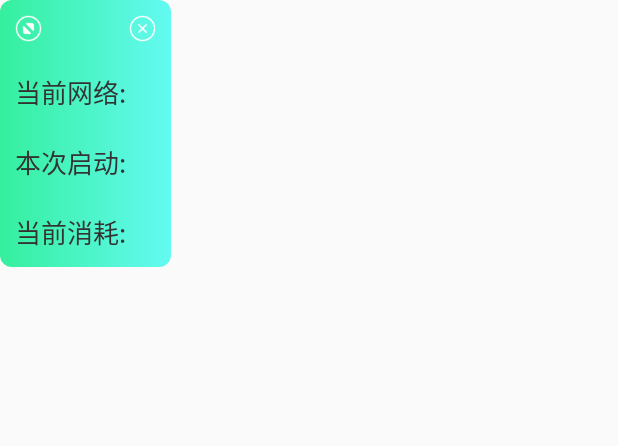
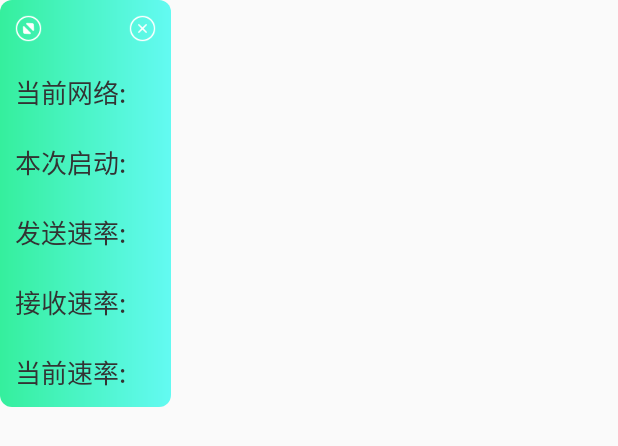
Before and after one commit to weihuihuang/TrafficMonitor, an Android app: the layout network_floating_window_max.xml on its own in the app's theme, with its tools: preview values and no code run, on a phone screen of 412 x 824 dp. Shown: the top 446 px of the screen. Run offline under Robolectric (Android 15) with nearby library versions, the phone set to English and light mode, and no system bars.

Commit message:
添加接收和发送速率

```diff
--- a/TrafficMonitor/floatingwindowlibrary/src/main/java/com/splendid/floatingwindowlibrary/model/NetFloatingMessage.java
+++ b/TrafficMonitor/floatingwindowlibrary/src/main/java/com/splendid/floatingwindowlibrary/model/NetFloatingMessage.java
@@ -20,19 +20,29 @@ public class NetFloatingMessage {
 
     private long totalTrafficFirstInit; //第一次计算得到的流量总数
 
+    private long lastTotalSend; //上一次计算得到的发送流量总数
+
+    private long lastTotalReceive; //上一次计算得到的接收流量总数
+
     private long totalTrafficIncreased; //开启悬浮窗后流量总增量
 
-    private long changePerSecond;       //每秒消耗增量
+    private long sendPerSecond;       //发送速率
+
+    private long receivePerSecond;    //接收速率
+
+    private long changePerSecond;     //总速率
 
     private int uid = -1;
 
-    private boolean firstInitFlag;
+    private boolean firstInitFlag = true;
 
     private final static int M_UNIT_BYTE = 1024 * 1024;
 
     private final static int KB_UNIT_BYTE = 1024;
 
     private final static int INVALID_UID = -1;
+
+    private final static int MILLSECOND_CHNAGE_SECOND_UNIT = 1000;
 
     private Context context;
 
@@ -79,23 +89,29 @@ public class NetFloatingMessage {
             } catch (IOException ignore) {
             }
         }
-        long totalTraffic = receiveTraffic + sendTraffic;
-        if (totalTrafficFirstInit == 0) {
+        long totalTraffic = sendTraffic + receiveTraffic;
+
+        if (firstInitFlag) {
             totalTrafficFirstInit = totalTraffic;
+            lastTotalSend = sendTraffic;
+            lastTotalReceive = receiveTraffic;
+        } else {
+
+            sendPerSecond = (sendTraffic - lastTotalSend) * MILLSECOND_CHNAGE_SECOND_UNIT / period;
+
+            receivePerSecond = (receiveTraffic - lastTotalReceive) * MILLSECOND_CHNAGE_SECOND_UNIT / period;
+
+            totalTrafficIncreased = totalTraffic - totalTrafficFirstInit;
+
+            changePerSecond = (sendTraffic + receiveTraffic - lastTotalSend - lastTotalReceive) * MILLSECOND_CHNAGE_SECOND_UNIT / period;
+
+            lastTotalSend = sendTraffic;
+            lastTotalReceive = receiveTraffic;
         }
-        long totalTrafficIncreasedBefore = totalTrafficIncreased;
-        totalTrafficIncreased = totalTraffic - totalTrafficFirstInit;
-        changePerSecond = (totalTrafficIncreased - totalTrafficIncreasedBefore) * 1000 / period;
     }
 
     public String getNetSpeed() {
-        if (changePerSecond == 0) {
-            return "0kb/s";
-        }
-        //int kb = (int) Math.floor(bytes / 1024 + 0.5);
-        double kb = changePerSecond > M_UNIT_BYTE ? (double) changePerSecond / M_UNIT_BYTE : (double) changePerSecond / KB_UNIT_BYTE;
-        BigDecimal bd = new BigDecimal(kb);
-        return bd.setScale(2, BigDecimal.ROUND_HALF_UP).doubleValue() + getUnit(changePerSecond) + "/s";
+        return getSpeed(changePerSecond);
     }
 
     public String getTotalTrafficIncreased() {
@@ -107,6 +123,24 @@ public class NetFloatingMessage {
         return bd.setScale(2, BigDecimal.ROUND_HALF_UP).doubleValue() + getUnit(totalTrafficIncreased);
     }
 
+    public String getSendSpeed() {
+        return getSpeed(sendPerSecond);
+    }
+
+    public String getReceiveSpeed() {
+        return getSpeed(receivePerSecond);
+    }
+
+    public String getSpeed(long totalBytes) {
+        if (totalBytes == 0) {
+            return "0kb/s";
+        }
+        //int kb = (int) Math.floor(bytes / 1024 + 0.5);
+        double kb = totalBytes > M_UNIT_BYTE ? (double) totalBytes / M_UNIT_BYTE : (double) totalBytes / KB_UNIT_BYTE;
+        BigDecimal bd = new BigDecimal(kb);
+        return bd.setScale(2, BigDecimal.ROUND_HALF_UP).doubleValue() + getUnit(totalBytes) + "/s";
+    }
+
     private String getUnit(long value) {
         return value > M_UNIT_BYTE ? "M" : "kb";
     }
--- a/TrafficMonitor/floatingwindowlibrary/src/main/java/com/splendid/floatingwindowlibrary/view/NetFloatingWindow.java
+++ b/TrafficMonitor/floatingwindowlibrary/src/main/java/com/splendid/floatingwindowlibrary/view/NetFloatingWindow.java
@@ -41,6 +41,10 @@ public class NetFloatingWindow {
     private TextView mNetStatusTv;
 
     private TextView mTrafficIncreasedTv;
+
+    private TextView mSendSpeedTv;
+
+    private TextView mReceiveSpeedTv;
 
     private TextView mNetSpeedTv;
 
@@ -218,6 +222,8 @@ public class NetFloatingWindow {
     private void initWindowMaxChildView() {
         mNetStatusTv = mContentView.findViewById(R.id.net_status);
         mTrafficIncreasedTv = mContentView.findViewById(R.id.traffic_increased);
+        mSendSpeedTv = mContentView.findViewById(R.id.send_speed);
+        mReceiveSpeedTv = mContentView.findViewById(R.id.receive_speed);
         mNetSpeedTv = mContentView.findViewById(R.id.net_speed);
     }
 
@@ -259,13 +265,15 @@ public class NetFloatingWindow {
         if (message == null) {
             message = new NetFloatingMessage(getContext(),period);
         }
+        message.calculaTraffic();
         if (message.isFirstInitFlag()) {
             message.setFirstInitFlag(false);
             return;
         }
-        message.calculaTraffic();
         mNetStatusTv.setText(CommonUtil.getNetStatus(context));
         mTrafficIncreasedTv.setText(message.getTotalTrafficIncreased());
+        mSendSpeedTv.setText(message.getSendSpeed());
+        mReceiveSpeedTv.setText(message.getReceiveSpeed());
         mNetSpeedTv.setText(message.getNetSpeed());
     }
 
--- a/TrafficMonitor/floatingwindowlibrary/src/main/res/layout/network_floating_window_max.xml
+++ b/TrafficMonitor/floatingwindowlibrary/src/main/res/layout/network_floating_window_max.xml
@@ -61,6 +61,35 @@
 
         <TextView
             style="@style/style_net_description"
+            android:text="@string/send_speed_per_second" />
+
+        <TextView
+            android:id="@+id/send_speed"
+            style="@style/style_net_value" />
+    </LinearLayout>
+
+
+    <LinearLayout
+        android:layout_width="wrap_content"
+        android:layout_height="wrap_content"
+        android:orientation="horizontal">
+
+        <TextView
+            style="@style/style_net_description"
+            android:text="@string/receive_speed_per_second" />
+
+        <TextView
+            android:id="@+id/receive_speed"
+            style="@style/style_net_value" />
+    </LinearLayout>
+
+    <LinearLayout
+        android:layout_width="wrap_content"
+        android:layout_height="wrap_content"
+        android:orientation="horizontal">
+
+        <TextView
+            style="@style/style_net_description"
             android:text="@string/cur_speed_per_second" />
 
         <TextView
--- a/TrafficMonitor/floatingwindowlibrary/src/main/res/values/strings.xml
+++ b/TrafficMonitor/floatingwindowlibrary/src/main/res/values/strings.xml
@@ -3,5 +3,7 @@
     <string name="min_net_window_str">NET</string>
     <string name="cur_net_status">当前网络:</string>
     <string name="launch_this_time">本次启动:</string>
-    <string name="cur_speed_per_second">当前消耗:</string>
+    <string name="send_speed_per_second">发送速率:</string>
+    <string name="receive_speed_per_second">接收速率:</string>
+    <string name="cur_speed_per_second">当前速率:</string>
 </resources>
```
